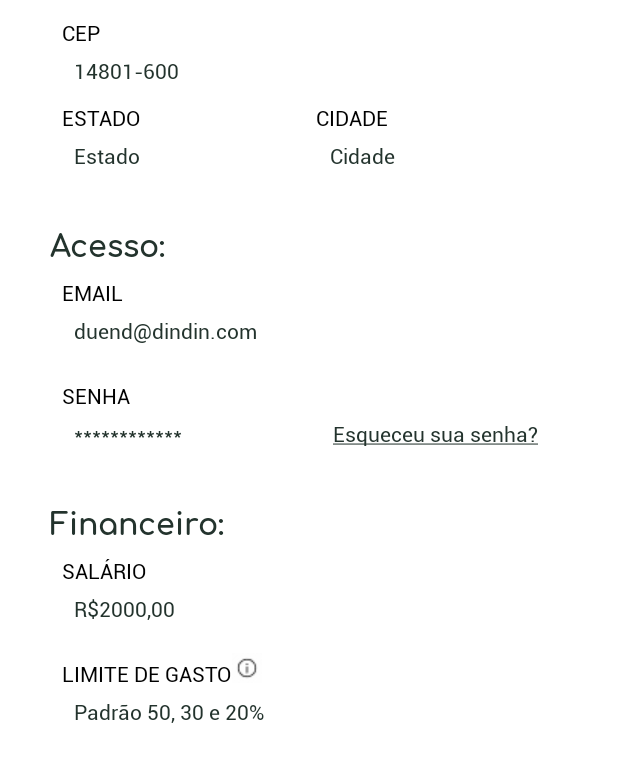
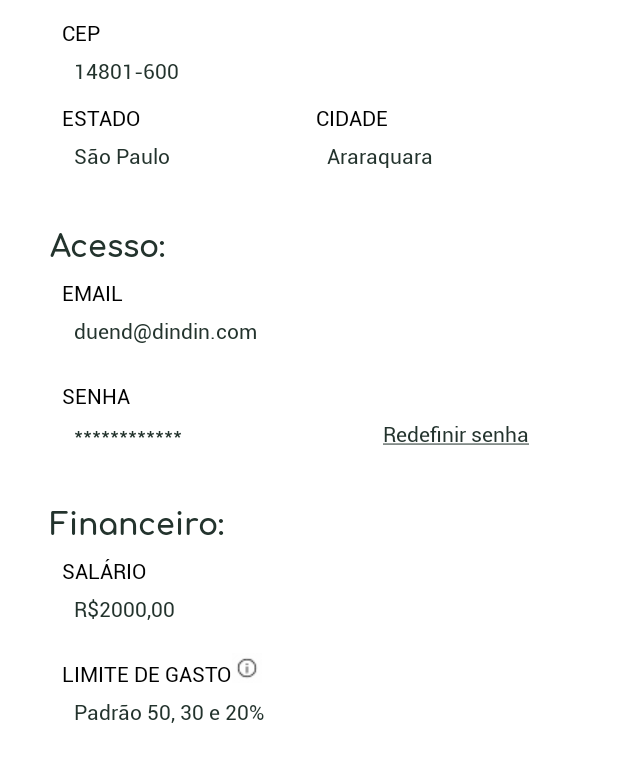
Before and after one commit to ArthurVaso/DuenDinDin---Mobile, an Android app: the UsuarioPerfilActivity screen opened directly, with no data from a screen before it, on a phone screen of 412 x 824 dp, the part 380-1162 px from its top. Run offline under Robolectric (Android 15) with nearby library versions, the phone set to English and light mode, and no system bars.

Commit message:
alterando strings dos itens de listas de ganhos e gastos

```diff
--- a/app/src/main/res/layout/ganho_item.xml
+++ b/app/src/main/res/layout/ganho_item.xml
@@ -1,7 +1,6 @@
 <?xml version="1.0" encoding="utf-8"?>
 <androidx.cardview.widget.CardView xmlns:android="http://schemas.android.com/apk/res/android"
     xmlns:app="http://schemas.android.com/apk/res-auto"
-    xmlns:tools="http://schemas.android.com/tools"
     android:layout_width="match_parent"
     android:layout_height="wrap_content">
 
@@ -16,7 +15,7 @@
             android:layout_marginStart="32dp"
             android:layout_marginTop="16dp"
             android:fontFamily="@font/roboto_bold"
-            android:text="Nome da Conta -R$ valor"
+            android:text="@string/txt_ganho_item_nome"
             android:textColor="@color/black"
             app:layout_constraintStart_toStartOf="parent"
             app:layout_constraintTop_toTopOf="parent" />
@@ -27,7 +26,7 @@
             android:layout_height="wrap_content"
             android:layout_marginStart="32dp"
             android:layout_marginTop="16dp"
-            android:text="Descrição"
+            android:text="@string/txt_ganho_item_descricao"
             android:textColor="@color/black"
             app:layout_constraintStart_toStartOf="parent"
             app:layout_constraintTop_toBottomOf="@+id/textView" />
--- a/app/src/main/res/layout/gasto_item.xml
+++ b/app/src/main/res/layout/gasto_item.xml
@@ -1,7 +1,6 @@
 <?xml version="1.0" encoding="utf-8"?>
 <androidx.cardview.widget.CardView xmlns:android="http://schemas.android.com/apk/res/android"
     xmlns:app="http://schemas.android.com/apk/res-auto"
-    xmlns:tools="http://schemas.android.com/tools"
     android:layout_width="match_parent"
     android:layout_height="wrap_content">
 
@@ -16,7 +15,7 @@
             android:layout_marginStart="32dp"
             android:layout_marginTop="16dp"
             android:fontFamily="@font/roboto_bold"
-            android:text="Nome da Conta -R$ valor"
+            android:text="@string/txt_gasto_item_nome"
             android:textColor="@color/black"
             app:layout_constraintStart_toStartOf="parent"
             app:layout_constraintTop_toTopOf="parent" />
@@ -27,7 +26,7 @@
             android:layout_height="wrap_content"
             android:layout_marginStart="32dp"
             android:layout_marginTop="16dp"
-            android:text="Descrição"
+            android:text="@string/txt_gasto_item_descricao"
             android:textColor="@color/black"
             app:layout_constraintBottom_toBottomOf="parent"
             app:layout_constraintStart_toStartOf="parent"
--- a/app/src/main/res/values/strings.xml
+++ b/app/src/main/res/values/strings.xml
@@ -19,9 +19,9 @@
     <string name="txt_usuario_perfil_CEP">CEP</string>
     <string name="txt_usuario_perfil_edit_CEP">14801-600</string>
     <string name="txt_usuario_perfil_estado">ESTADO</string>
-    <string name="txt_usuario_perfil_edit_estado">Estado</string>
+    <string name="txt_usuario_perfil_edit_estado">São Paulo</string>
     <string name="txt_usuario_perfil_cidade">CIDADE</string>
-    <string name="txt_usuario_perfil_edit_cidade">Cidade</string>
+    <string name="txt_usuario_perfil_edit_cidade">Araraquara</string>
 
     <!--    TEXTOS DOS DADOS DE ACESSO-->
     <string name="txt_usuario_perfil_acesso">Acesso:</string>
@@ -29,7 +29,7 @@
     <string name="txt_usuario_perfil_edit_email">duend@dindin.com</string>
     <string name="txt_usuario_perfil_senha">SENHA</string>
     <string name="txt_usuario_perfil_edit_senha">************</string>
-    <string name="msg_usuario_perfil_esqueceu_sua_senha"><u>Esqueceu sua senha?</u></string>
+    <string name="msg_usuario_perfil_esqueceu_sua_senha"><u>Redefinir senha</u></string>
 
     <!--    TEXTOS DOS DADOS FINANCEIROS-->
     <string name="txt_usuario_perfil_financeiro">Financeiro:</string>
@@ -72,6 +72,8 @@
     <string name="txt_categoria_item_nome">Nome da Categoria - Fixo ou Variável</string>
     <string name="txt_categoria_item_descricao">Descrição</string>
     <string name="txt_categoria_item_periodo">Periodo de recorrência</string>
+    <string name="cd_categoria_item_img_edit">Imagem Button para editar uma categoria</string>
+    <string name="cd_categoria_item_img_remove">Imagem Button para remover uma categoria</string>
 
 
     <!-- nomes das Unidades Federativas do Brasil -->
@@ -129,12 +131,18 @@
     <string name="msg_ganho_listagem_dados">ESSES SÃO TODOS OS SEUS GANHOS</string>
     <string name="btn_ganho_listagem_novo_recebimento">NOVO RECEBIMENTO</string>
     <string name="txt_ganho_listagem_data">dd/mm/aaaa</string>
+        <!-- Item Ganho -->
+    <string name="txt_ganho_item_nome">Nome da Conta -R$ valor</string>
+    <string name="txt_ganho_item_descricao">Descrição</string>
 
     <!--TELA LISTAGEM GASTOS-->
     <string name="msg_gasto_listagem_dados">ESSES SÃO TODOS OS SEUS GASTOS</string>
     <string name="btn_gasto_listagem_novo_vencimento">NOVO VENCIMENTO</string>
     <string name="txt_gasto_listagem_data">dd/mm/aaaa</string>
     <string name="msg_gasto_listagem">Olá, Duen Din Din!</string>
+        <!-- Item Gasto -->
+    <string name="txt_gasto_item_nome">Nome da Conta -R$ valor</string>
+    <string name="txt_gasto_item_descricao">Descrição</string>
 
     <!-- opções tipo categoria -->
     <string-array name="spTipoCategoria">
@@ -200,7 +208,4 @@
     <string name="txt_home_outras_opcoes">OUTRAS OPÇÕES</string>
     <string name="txt_home_todos_os_vencimentos">Todos os Vencimentos</string>
     <string name="btn_categoria_listagem_nova_categoria">Nova Categoria</string>
-    <string name="cd_categoria_item_img_edit">Imagem Button para editar uma categoria</string>
-    <string name="cd_categoria_item_img_remove">Imagem Button para remover uma categoria</string>
-
 </resources>
```
